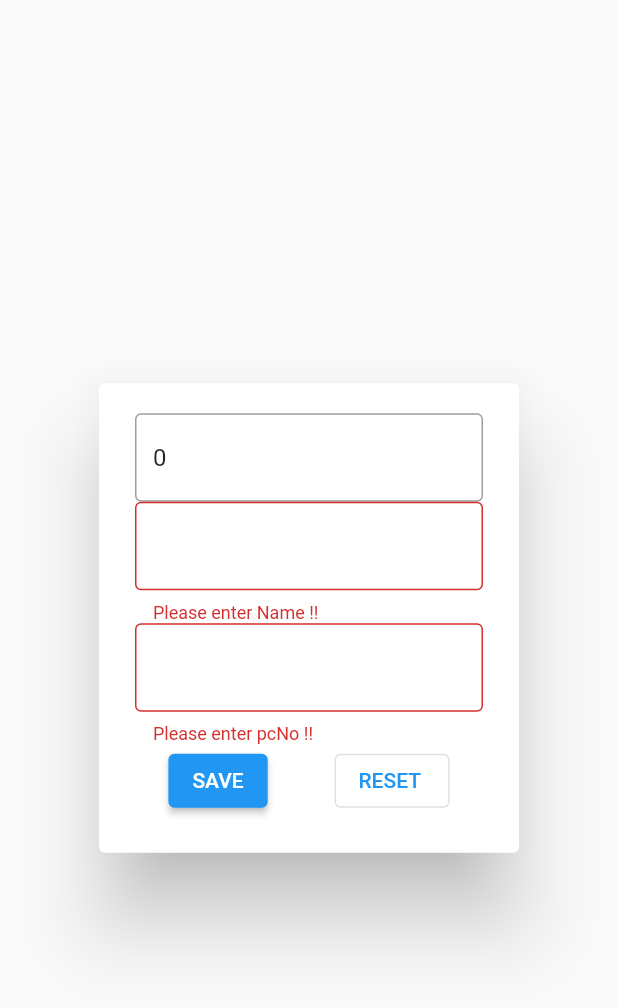
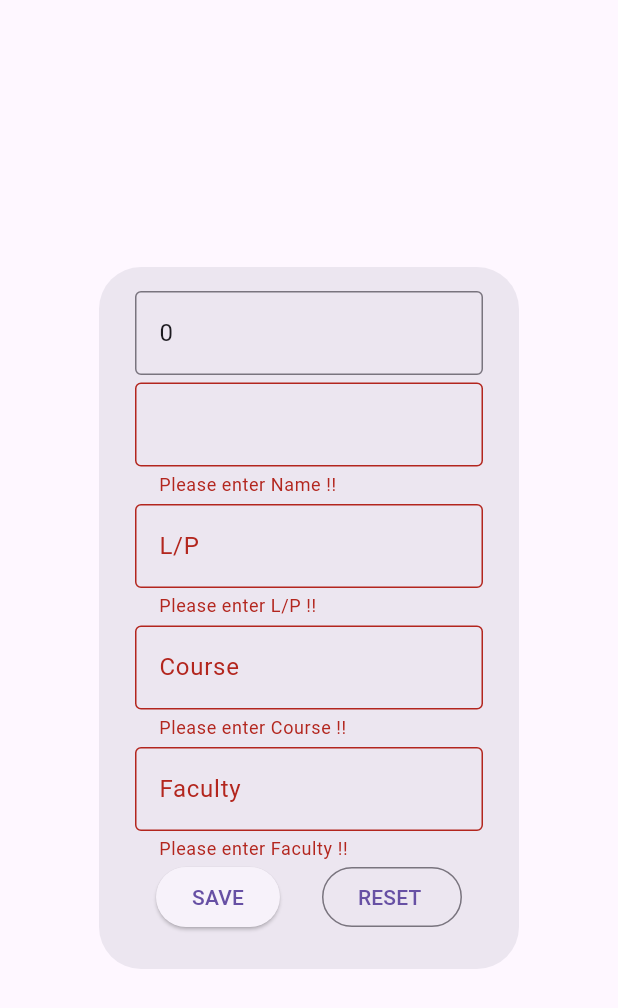
Before and after one commit to ViditSavaliya19/lab_management, a Flutter app: the DetailsForm widget shown alone on an empty page, opened directly with empty values, after a tap on "SAVE", on a phone screen of 412 x 824 dp. Shown: the top 1008 px of the screen. Run offline on Flutter 3.47's test engine with Material 2 defaults, Android fonts, the phone set to English and light mode, and no system bars; our stand-ins replace cloud_firestore, firebase_auth, firebase_core, get, sizer; accounts and stored records are empty; network calls fail.

Commit message:
New Update Code

```diff
--- a/lib/main.dart
+++ b/lib/main.dart
@@ -15,6 +15,7 @@ void main() async {
     Sizer(
       builder: (context, orientation, deviceType) => GetMaterialApp(
         debugShowCheckedModeBanner: false,
+        theme: ThemeData(useMaterial3: true),
         initialRoute: 'dashScreen',
         routes: {
           '/': (p0) => SignInScreen(),
--- a/lib/screen/dashboard/dash_screen.dart
+++ b/lib/screen/dashboard/dash_screen.dart
@@ -16,6 +16,8 @@ class _DashScreenState extends State<DashScreen> {
     return Scaffold(
       appBar: AppBar(
         title: Text("LMS"),
+        backgroundColor: Colors.redAccent,
+        titleTextStyle: const TextStyle(color: Colors.white, fontSize: 20),
       ),
       body: StreamBuilder(
         stream: FirebaseHelper.firebaseHelper.getAllLab(),
@@ -30,6 +32,7 @@ class _DashScreenState extends State<DashScreen> {
               itemCount: dataMap!.length,
               itemBuilder: (context, index) {
                 return ListTile(
+                  tileColor: Colors.red.shade100,
                   onTap: () {
                     Get.toNamed('labScreen', arguments: "${dataMap['$index']}");
                   },
--- a/lib/screen/dashboard/widgets/details_form.dart
+++ b/lib/screen/dashboard/widgets/details_form.dart
@@ -1,11 +1,22 @@
 import 'package:flutter/material.dart';
+import 'package:get/get.dart';
+import 'package:lab_management/utils/api_http.dart';
+import 'package:lab_management/utils/model/LabDataModel.dart';
 
 class DetailsForm extends StatefulWidget {
   int grid;
   String name;
   String pcNo;
+  String sheetName;
+  String time;
+
   DetailsForm(
-      {Key? key, required this.grid, required this.name, required this.pcNo})
+      {Key? key,
+      required this.grid,
+      required this.name,
+      required this.pcNo,
+      required this.sheetName,
+      required this.time})
       : super(key: key);
 
   @override
@@ -17,14 +28,15 @@ class _DetailsFormState extends State<DetailsForm> {
 
   TextEditingController txtGrid = TextEditingController();
   TextEditingController txtName = TextEditingController();
-  TextEditingController txtPcNo = TextEditingController();
+  TextEditingController txtLp = TextEditingController();
+  TextEditingController txtCourse = TextEditingController();
+  TextEditingController txtFaculty = TextEditingController();
 
   @override
   void initState() {
     super.initState();
     txtGrid = TextEditingController(text: widget.grid.toString());
     txtName = TextEditingController(text: widget.name);
-    txtPcNo = TextEditingController(text: widget.pcNo);
   }
 
   @override
@@ -49,6 +61,7 @@ class _DetailsFormState extends State<DetailsForm> {
                 border: OutlineInputBorder(),
               ),
             ),
+            const SizedBox(height: 5),
             TextFormField(
               validator: (val) {
                 if (val!.isEmpty) {
@@ -62,30 +75,81 @@ class _DetailsFormState extends State<DetailsForm> {
                 border: OutlineInputBorder(),
               ),
             ),
+            const SizedBox(height: 5),
             TextFormField(
               validator: (val) {
                 if (val!.isEmpty) {
-                  return "Please enter pcNo !!";
+                  return "Please enter L/P !!";
                 }
                 return null;
               },
-              controller: txtPcNo,
+              controller: txtLp,
               keyboardType: TextInputType.number,
               decoration: const InputDecoration(
-                border: OutlineInputBorder(),
-              ),
+                  border: OutlineInputBorder(), label: Text("L/P")),
+            ),
+            const SizedBox(height: 5),
+            TextFormField(
+              validator: (val) {
+                if (val!.isEmpty) {
+                  return "Please enter Course !!";
+                }
+                return null;
+              },
+              controller: txtCourse,
+              keyboardType: TextInputType.number,
+              decoration: const InputDecoration(
+                  border: OutlineInputBorder(), label: Text("Course")),
+            ),
+            const SizedBox(height: 5),
+            TextFormField(
+              validator: (val) {
+                if (val!.isEmpty) {
+                  return "Please enter Faculty !!";
+                }
+                return null;
+              },
+              controller: txtFaculty,
+              keyboardType: TextInputType.number,
+              decoration: const InputDecoration(
+                  border: OutlineInputBorder(), label: Text("Faculty")),
             ),
             Row(
               mainAxisAlignment: MainAxisAlignment.spaceAround,
               children: [
                 ElevatedButton(
-                  onPressed: () {
-                    if (formKey.currentState!.validate()) {}
+                  onPressed: () async {
+                    if (formKey.currentState!.validate()) {
+                      LabDataModel l1 = LabDataModel(
+                        pcNo: widget.pcNo,
+                        name: txtName.text,
+                        lp: txtLp.text,
+                        grid: txtGrid.text,
+                        faculty: txtFaculty.text,
+                        course: txtCourse.text,
+                      );
+
+                      String msg = await ApiHttp.apiHttp.addRecordPostApi(
+                          l1: l1,
+                          sheetName: widget.sheetName,
+                          time: widget.time);
+
+                      print("$msg");
+
+                      if (msg == "Success") {
+                        Get.snackbar("Success Full data Insert", "");
+                        Get.back();
+                      } else {
+                        Get.snackbar("$msg", "");
+                      }
+                    }
                   },
                   child: const Text("SAVE"),
                 ),
                 OutlinedButton(
-                  onPressed: () {},
+                  onPressed: () {
+                    formKey.currentState!.reset();
+                  },
                   child: const Text("RESET "),
                 ),
               ],
```
Also changed, not shown: lib/screen/dashboard/widgets/stdlist_widget.dart (+24 -2 lines), lib/screen/lab/lab_screen.dart (+6 -3 lines), lib/utils/api_http.dart (+32 -5 lines), pubspec.lock.
